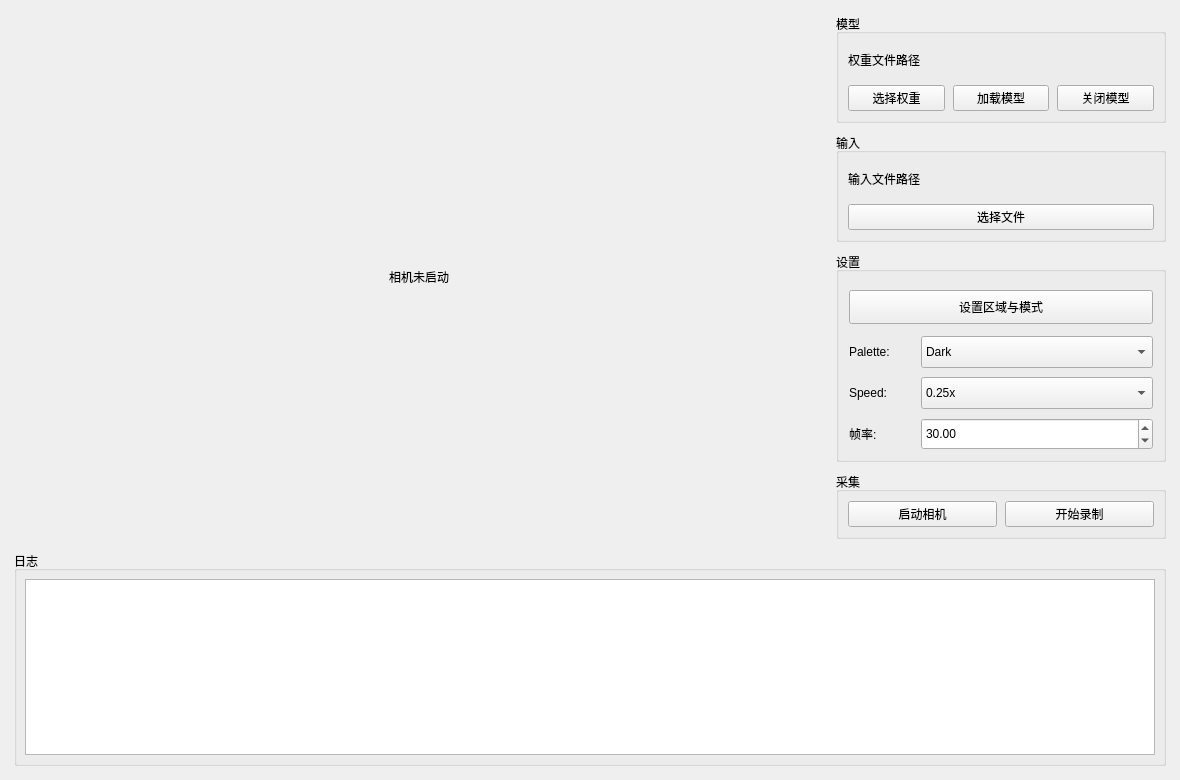
Above: app/form.ui from GuoHR03/QT_EVENTMAMBA before the change. Below: the same form after it.
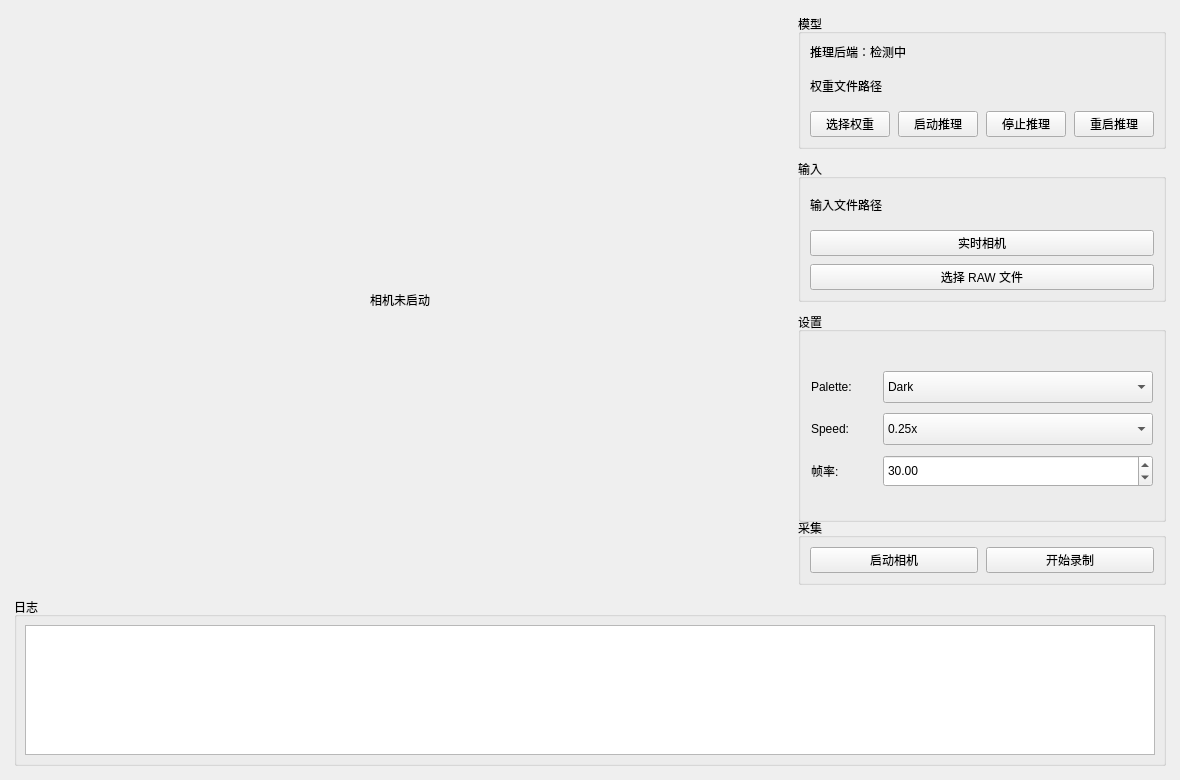
That is the form after the change.

Patch:
```diff
--- a/app/form.ui
+++ b/app/form.ui
@@ -101,6 +101,13 @@
            <property name="spacing">
             <number>8</number>
            </property>
+           <item>
+            <widget class="QLabel" name="runtime_name_label">
+             <property name="text">
+              <string>推理后端：检测中</string>
+             </property>
+            </widget>
+           </item>
            <item>
             <widget class="QLabel" name="weight_path_label">
              <property name="minimumSize">
@@ -132,14 +139,21 @@
              <item>
               <widget class="QPushButton" name="load_model_button">
                <property name="text">
-                <string>加载模型</string>
+                <string>启动推理</string>
                </property>
               </widget>
              </item>
              <item>
               <widget class="QPushButton" name="unload_model_button">
                <property name="text">
-                <string>关闭模型</string>
+                <string>停止推理</string>
+               </property>
+              </widget>
+             </item>
+             <item>
+              <widget class="QPushButton" name="restart_model_button">
+               <property name="text">
+                <string>重启推理</string>
                </property>
               </widget>
              </item>
@@ -173,10 +187,17 @@
              </property>
             </widget>
            </item>
+           <item>
+            <widget class="QPushButton" name="live_camera_button">
+             <property name="text">
+              <string>实时相机</string>
+             </property>
+            </widget>
+           </item>
            <item>
             <widget class="QPushButton" name="select_input_file_button">
              <property name="text">
-              <string>选择文件</string>
+              <string>选择 RAW 文件</string>
              </property>
             </widget>
            </item>
@@ -210,19 +231,6 @@
            <property name="spacing">
             <number>12</number>
            </property>
-           <item>
-            <widget class="QPushButton" name="roi_window_button">
-             <property name="minimumSize">
-              <size>
-               <width>0</width>
-               <height>34</height>
-              </size>
-             </property>
-             <property name="text">
-              <string>设置区域与模式</string>
-             </property>
-            </widget>
-           </item>
            <item>
             <layout class="QVBoxLayout" name="capture_settings_layout">
              <property name="spacing">
```
